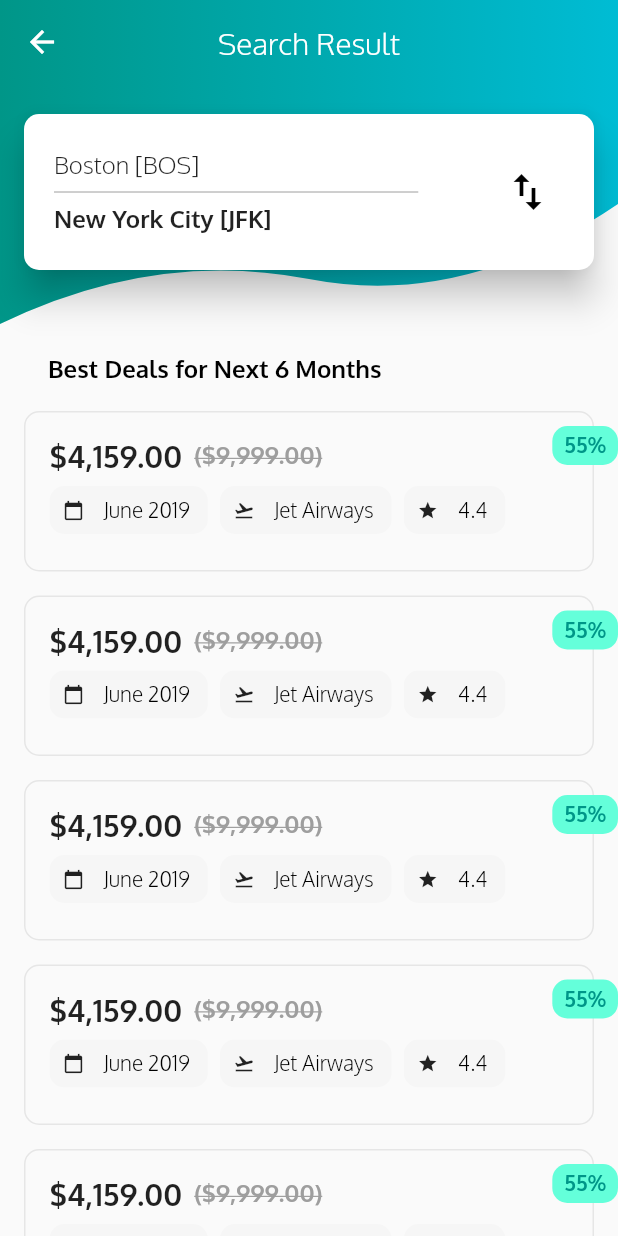
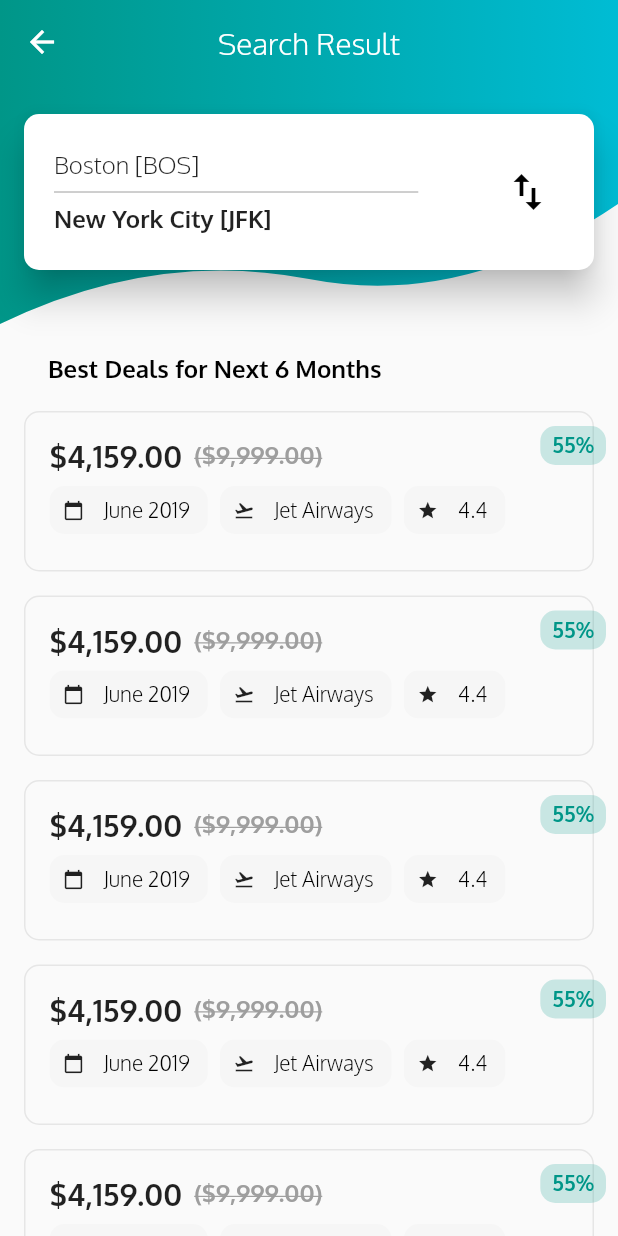
Before and after one commit to ajay1706/Flight-UI, a Flutter app: the FlightListScreen screen opened directly, on a phone screen of 412 x 824 dp. Run offline on Flutter 3.47's test engine with Material 2 defaults, Android fonts, the phone set to English and light mode, and no system bars; our stand-ins replace gradient_app_bar.

Commit message:
adding paddings and margin

```diff
--- a/flight_app/lib/flight_list.dart
+++ b/flight_app/lib/flight_list.dart
@@ -4,7 +4,7 @@ import 'package:intl/intl.dart';
 import './main.dart';
 import 'package:gradient_app_bar/gradient_app_bar.dart';
 
-final Color discountBackgroundColor = Colors.tealAccent.shade200;
+final Color discountBackgroundColor = Colors.teal.withOpacity(0.2);
 final Color flightBorderColor = Color(0xFFE6E6E6);
 final Color chipBackgroundColor = Color(0xFFF6F6F6);
 
@@ -184,8 +184,9 @@ class FlightCard extends StatelessWidget {
         right: 0,
             child: Container(
               padding: EdgeInsets.symmetric(horizontal: 8,vertical: 4),
+              margin: EdgeInsets.only(right: 8.0),
 
-              child: Text("55%",style:TextStyle(color: appTheme.primaryColor,fontSize: 14, fontWeight: FontWeight.bold)
+              child: Text("55%",style:TextStyle(color: appTheme.primaryColor,fontSize: 14, fontWeight: FontWeight.w600)
         ),
         decoration: BoxDecoration(color:discountBackgroundColor, borderRadius: BorderRadius.all(Radius.circular(10)) ),),
       )
```
